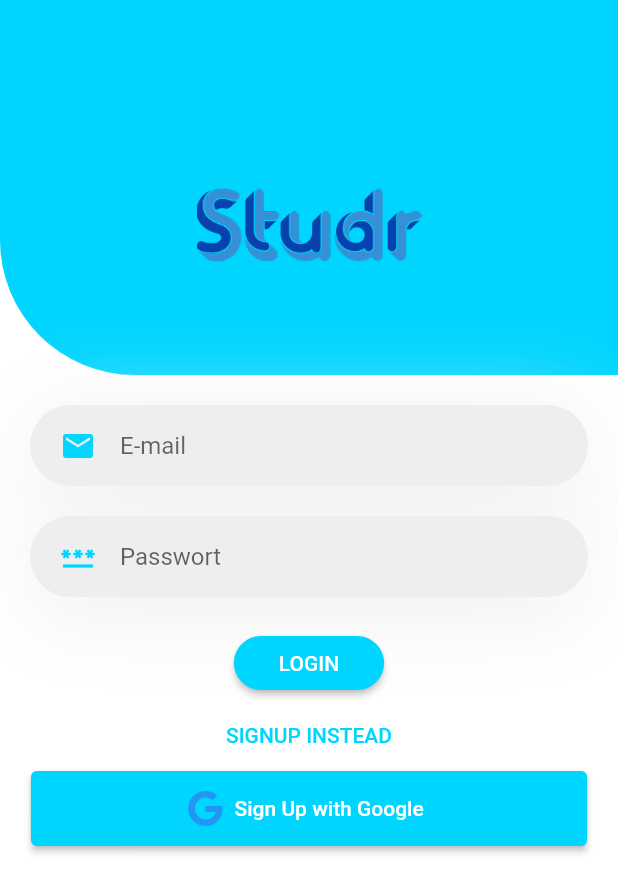
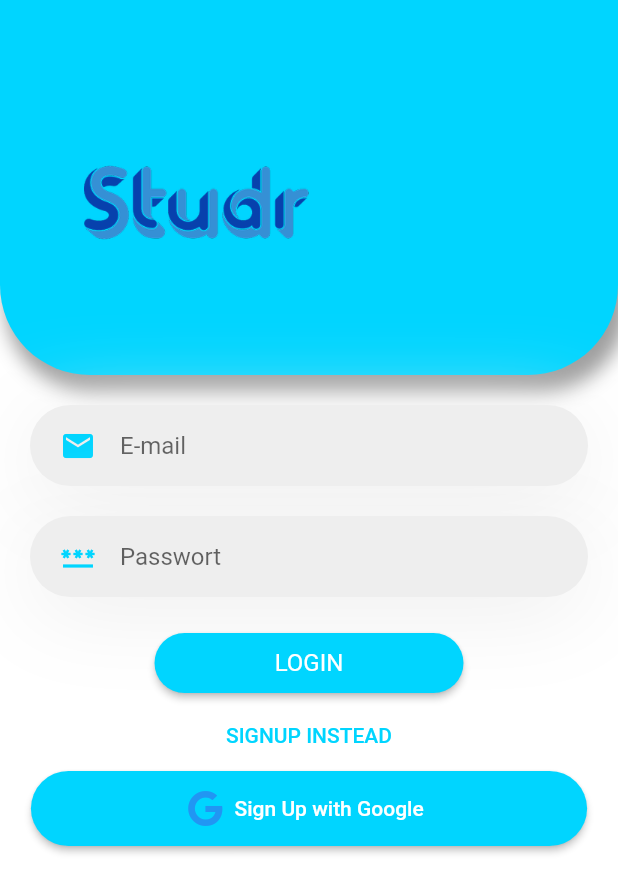
Before and after one commit to LehbrunnerRene/Studr, a Flutter app: the screen it shows after launch, on a phone screen of 412 x 824 dp. Shown: the top 893 px of the screen. Run offline on Flutter 3.47's test engine with Material 2 defaults, Android fonts, the phone set to English and light mode, and no system bars; our stand-ins replace cloud_firestore, firebase_auth, firebase_core, flutter_rating_bar, font_awesome_flutter, google_maps_flutter and 2 more; missing offline and left inert: darq; accounts and stored records are empty.

Commit message:
bug fixing

```diff
--- a/lib/screens/auth_screen.dart
+++ b/lib/screens/auth_screen.dart
@@ -33,6 +33,48 @@ class AuthScreen extends StatelessWidget {
                     child: Container(
                       height: 250,
                       decoration: BoxDecoration(
+                        borderRadius: BorderRadius.only(
+                          bottomLeft: Radius.circular(60),
+                          bottomRight: Radius.circular(60),
+                        ),
+                        color: new Color(0xff00d5ff),
+                        gradient: LinearGradient(
+                          colors: [
+                            (new Color(0xff00d5ff)),
+                            new Color(0xff00d5ff)
+                          ],
+                          begin: Alignment.topCenter,
+                          end: Alignment.bottomCenter,
+                        ),
+                        boxShadow: [
+                          BoxShadow(
+                            color: Colors.grey,
+                            spreadRadius: 1.5,
+                            offset: Offset(5, 10),
+                            blurRadius: 10,
+                          ),
+                        ],
+                      ),
+                      child: Center(
+                          child: Column(
+                        mainAxisAlignment: MainAxisAlignment.spaceEvenly,
+                        crossAxisAlignment: CrossAxisAlignment.center,
+                        children: [
+                          Container(
+                            margin: EdgeInsets.only(top: 20, right: 150),
+                            child: Image.asset(
+                              "assets/logo/Studr.png",
+                              height: 150,
+                              width: 150,
+                            ),
+                          ),
+                        ],
+                      )),
+                    ),
+
+                    /*Container(
+                      height: 250,
+                      decoration: BoxDecoration(
                         borderRadius:
                             BorderRadius.only(bottomLeft: Radius.circular(90)),
                         color: new Color(0xff00d5ff),
@@ -60,7 +102,7 @@ class AuthScreen extends StatelessWidget {
                           ),
                         ],
                       )),
-                    ),
+                    ),*/
                   ),
                   Flexible(
                     flex: 2,
@@ -472,15 +514,20 @@ class _AuthCardState extends State<AuthCard> {
                 color: Color(0xff00d5ff),
               )
             else
-              RaisedButton(
+              ElevatedButton(
                 child: Text(_authMode == AuthMode.Login ? 'LOGIN' : 'SIGN UP'),
                 onPressed: _submit,
-                shape: RoundedRectangleBorder(
-                  borderRadius: BorderRadius.circular(30),
-                ),
-                padding: EdgeInsets.symmetric(horizontal: 30.0, vertical: 8.0),
-                color: Color(0xff00d5ff),
-                textColor: Theme.of(context).primaryTextTheme.button.color,
+                style: ElevatedButton.styleFrom(
+                    shape: RoundedRectangleBorder(
+                      borderRadius: BorderRadius.circular(30),
+                    ),
+                    padding:
+                        EdgeInsets.symmetric(horizontal: 30.0, vertical: 8.0),
+                    primary: Color(0xff00d5ff),
+                    onPrimary: Colors.white,
+                    enableFeedback: true,
+                    textStyle: TextStyle(fontSize: 16),
+                    minimumSize: Size(deviceSize.width * 0.5, 40)),
               ),
             FlatButton(
               child: Text(
@@ -493,6 +540,9 @@ class _AuthCardState extends State<AuthCard> {
             if (_authMode == AuthMode.Login)
               ElevatedButton.icon(
                 style: ElevatedButton.styleFrom(
+                    shape: RoundedRectangleBorder(
+                      borderRadius: BorderRadius.circular(30),
+                    ),
                     primary: Color(0xff00d5ff),
                     onPrimary: Colors.white,
                     minimumSize: Size(deviceSize.width * 0.9, 50)),
--- a/lib/screens/detail_screen.dart
+++ b/lib/screens/detail_screen.dart
@@ -154,7 +154,7 @@ class _DetailScreenState extends State<DetailScreen> {
                     textAlign: TextAlign.left,
                     style: TextStyle(
                       fontWeight: FontWeight.bold,
-                      fontSize: 38,
+                      fontSize: 36,
                     ),
                   ),
                 ),
```
